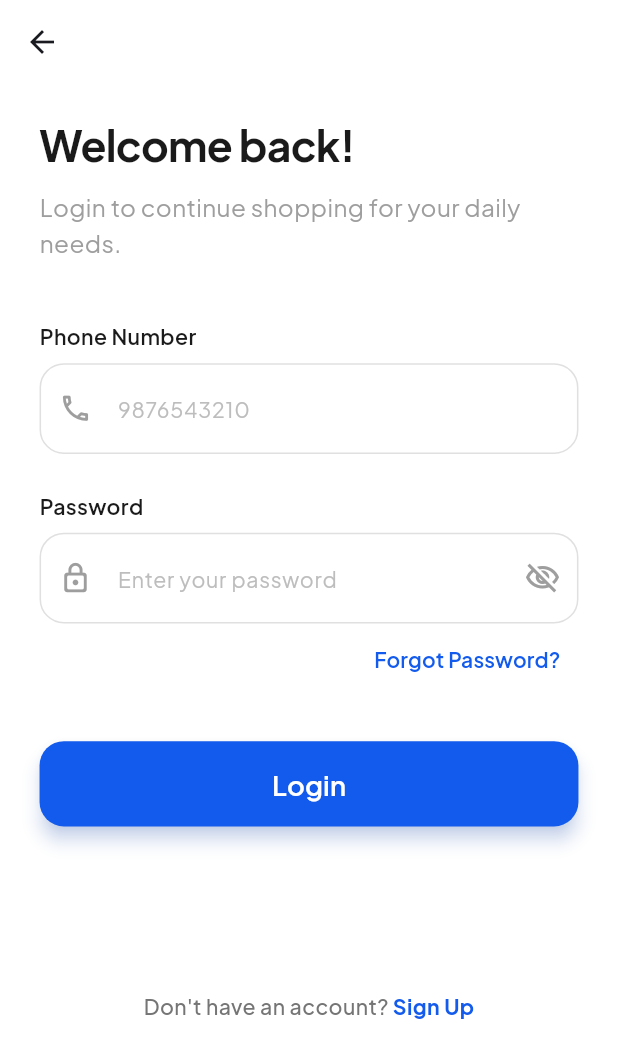
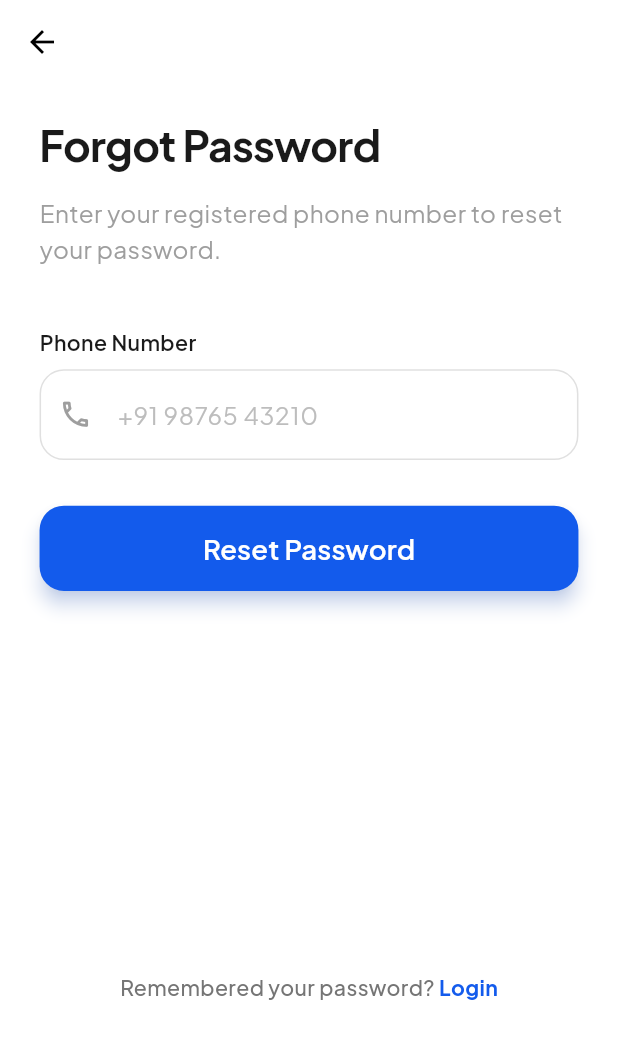
Before and after one commit to Kundalaryan/fresh_grocery, a Flutter app: the LoginScreen screen opened directly, after a tap on "Forgot Password?", on a phone screen of 412 x 824 dp. Shown: the top 1058 px of the screen. Run offline on Flutter 3.47's test engine with Material 3 defaults, Android fonts, the phone set to English and light mode, and no system bars; our stand-ins replace cached_network_image, dio, flutter_riverpod, flutter_screenutil, flutter_secure_storage, open_filex and 1 more; missing offline and left inert: flutter_displaymode; accounts and stored records are empty.

Commit message:
added new field for email and implimneted forgot password

```diff
--- a/lib/features/auth/models/signup_request.dart
+++ b/lib/features/auth/models/signup_request.dart
@@ -1,12 +1,14 @@
 class SignUpRequest {
   final String name;
   final String phone;
+  final String email; // 1. Add Email Field
   final String password;
   final String address;
 
   SignUpRequest({
     required this.name,
     required this.phone,
+    required this.email, // 2. Add to Constructor
     required this.password,
     required this.address,
   });
@@ -15,6 +17,7 @@ class SignUpRequest {
     return {
       'name': name,
       'phone': phone,
+      'email': email, // 3. Add to JSON
       'password': password,
       'address': address,
     };
--- /dev/null
+++ b/lib/features/auth/presentation/forgot_password_screen.dart
@@ -0,0 +1,221 @@
+import 'package:flutter/material.dart';
+import 'package:flutter_screenutil/flutter_screenutil.dart';
+import 'package:grocery_fresh/features/auth/presentation/reset_password_screen.dart';
+import '../../../core/constants/app_colors.dart';
+import '../data/auth_repository.dart';
+
+class ForgotPasswordScreen extends StatefulWidget {
+  const ForgotPasswordScreen({super.key});
+
+  @override
+  State<ForgotPasswordScreen> createState() => _ForgotPasswordScreenState();
+}
+
+class _ForgotPasswordScreenState extends State<ForgotPasswordScreen> {
+  final TextEditingController _phoneController = TextEditingController();
+  final GlobalKey<FormState> _formKey = GlobalKey<FormState>();
+  final AuthRepository _authRepo = AuthRepository();
+
+  bool _isLoading = false;
+
+  Future<void> _handleSendOtp() async {
+    if (!_formKey.currentState!.validate()) return;
+
+    setState(() => _isLoading = true);
+
+    // Call API
+    final response = await _authRepo.sendForgotPasswordOtp(_phoneController.text.trim());
+
+    setState(() => _isLoading = false);
+
+    if (!mounted) return;
+
+    if (response.success) {
+      // SUCCESS: Show Message
+      ScaffoldMessenger.of(context).showSnackBar(
+        SnackBar(
+          content: Text(response.message),
+          backgroundColor: Colors.green,
+        ),
+      );
+
+      Navigator.push(
+        context,
+        MaterialPageRoute(
+          builder: (_) => ResetPasswordScreen(phone: _phoneController.text.trim()),
+        ),
+      );
+
+    } else {
+      // ERROR
+      ScaffoldMessenger.of(context).showSnackBar(
+        SnackBar(
+          content: Text(response.message),
+          backgroundColor: Colors.red,
+        ),
+      );
+    }
+  }
+
+  @override
+  Widget build(BuildContext context) {
+    return Scaffold(
+      backgroundColor: Colors.white,
+      appBar: AppBar(
+        backgroundColor: Colors.white,
+        elevation: 0,
+        leading: IconButton(
+          icon: const Icon(Icons.arrow_back, color: Colors.black),
+          onPressed: () => Navigator.pop(context),
+        ),
+      ),
+      body: SafeArea(
+        child: SingleChildScrollView(
+          padding: EdgeInsets.symmetric(horizontal: 24.w),
+          child: Form(
+            key: _formKey,
+            child: Column(
+              crossAxisAlignment: CrossAxisAlignment.start,
+              children: [
+                SizedBox(height: 20.h),
+
+                // 1. HEADLINE
+                Text(
+                  "Forgot Password",
+                  style: TextStyle(
+                    fontSize: 28.sp,
+                    fontWeight: FontWeight.bold,
+                    color: AppColors.textBlack,
+                    letterSpacing: -0.5,
+                  ),
+                ),
+                SizedBox(height: 12.h),
+
+                // 2. SUBTITLE
+                Text(
+                  "Enter your registered phone number to reset your password.",
+                  style: TextStyle(
+                    fontSize: 16.sp,
+                    color: AppColors.textGrey,
+                    height: 1.5,
+                  ),
+                ),
+
+                SizedBox(height: 40.h),
+
+                // 3. PHONE INPUT
+                Text(
+                  "Phone Number",
+                  style: TextStyle(
+                    fontSize: 14.sp,
+                    fontWeight: FontWeight.w600,
+                    color: AppColors.textBlack,
+                  ),
+                ),
+                SizedBox(height: 8.h),
+                TextFormField(
+                  controller: _phoneController,
+                  keyboardType: TextInputType.phone,
+                  maxLength: 10,
+                  textInputAction: TextInputAction.done,
+                  style: TextStyle(fontSize: 16.sp),
+                  decoration: InputDecoration(
+                    hintText: "+91 98765 43210",
+                    hintStyle: TextStyle(color: Colors.grey[400], fontSize: 16.sp),
+                    prefixIcon: Icon(Icons.phone_outlined, color: Colors.grey[500], size: 22.sp),
+                    counterText: "", // Hide length counter
+                    filled: true,
+                    fillColor: Colors.white,
+                    contentPadding: EdgeInsets.all(18.r),
+                    enabledBorder: OutlineInputBorder(
+                      borderRadius: BorderRadius.circular(16.r),
+                      borderSide: BorderSide(color: Colors.grey.shade300),
+                    ),
+                    focusedBorder: OutlineInputBorder(
+                      borderRadius: BorderRadius.circular(16.r),
+                      borderSide: const BorderSide(color: AppColors.primary, width: 1.5),
+                    ),
+                    errorBorder: OutlineInputBorder(
+                      borderRadius: BorderRadius.circular(16.r),
+                      borderSide: const BorderSide(color: Colors.red),
+                    ),
+                    focusedErrorBorder: OutlineInputBorder(
+                      borderRadius: BorderRadius.circular(16.r),
+                      borderSide: const BorderSide(color: Colors.red),
+                    ),
+                  ),
+                  validator: (value) {
+                    if (value == null || value.isEmpty) return 'Phone is required';
+                    if (value.length != 10) return 'Phone must be 10 digits';
+                    if (!RegExp(r'^[0-9]+$').hasMatch(value)) return 'Enter valid numbers only';
+                    return null;
+                  },
+                ),
+
+                SizedBox(height: 30.h),
+
+                // 4. ACTION BUTTON
+                SizedBox(
+                  width: double.infinity,
+                  height: 56.h,
+                  child: ElevatedButton(
+                    onPressed: _isLoading ? null : _handleSendOtp,
+                    style: ElevatedButton.styleFrom(
+                      backgroundColor: AppColors.primary,
+                      shape: RoundedRectangleBorder(
+                        borderRadius: BorderRadius.circular(16.r),
+                      ),
+                      elevation: 5,
+                      shadowColor: AppColors.primary.withOpacity(0.4),
+                    ),
+                    child: _isLoading
+                        ? const CircularProgressIndicator(color: Colors.white)
+                        : Text(
+                      "Reset Password",
+                      style: TextStyle(
+                        fontSize: 18.sp,
+                        fontWeight: FontWeight.w600,
+                        color: Colors.white,
+                      ),
+                    ),
+                  ),
+                ),
+
+                SizedBox(height: 250.h), // Spacer to push bottom text down
+
+                // 5. FOOTER
+                Center(
+                  child: Wrap(
+                    crossAxisAlignment: WrapCrossAlignment.center,
+                    children: [
+                      Text(
+                        "Remembered your password? ",
+                        style: TextStyle(
+                          color: Colors.grey[600],
+                          fontWeight: FontWeight.w500,
+                          fontSize: 14.sp,
+                        ),
+                      ),
+                      GestureDetector(
+                        onTap: () => Navigator.pop(context), // Back to Login
+                        child: Text(
+                          "Login",
+                          style: TextStyle(
+                            color: AppColors.primary,
+                            fontWeight: FontWeight.bold,
+                            fontSize: 14.sp,
+                          ),
+                        ),
+                      ),
+                    ],
+                  ),
+                ),
+                SizedBox(height: 20.h),
+              ],
+            ),
+          ),
+        ),
+      ),
+    );
+  }
+}
--- a/lib/features/auth/presentation/login_screen.dart
+++ b/lib/features/auth/presentation/login_screen.dart
@@ -2,6 +2,7 @@ import 'package:flutter/material.dart';
 import '../../../core/constants/app_colors.dart';
 import '../data/auth_repository.dart';
 import '../models/login_request.dart';
+import 'forgot_password_screen.dart';
 import 'signup_screen.dart';
 import '../../home/presentation/home_screen.dart';
 import 'package:flutter_screenutil/flutter_screenutil.dart';
@@ -178,7 +179,13 @@ class _LoginScreenState extends State<LoginScreen> {
                 Align(
                   alignment: Alignment.centerRight,
                   child: TextButton(
-                    onPressed: () {},
+                    onPressed: () {
+                      // Navigate to Forgot Password Screen
+                      Navigator.push(
+                        context,
+                        MaterialPageRoute(builder: (context) => const ForgotPasswordScreen()),
+                      );
+                    },
                     child: const Text(
                       "Forgot Password?",
                       style: TextStyle(
```
Also changed, not shown: lib/features/auth/data/auth_repository.dart (+50 -0 lines), lib/features/auth/presentation/reset_password_screen.dart (added, +244 -0 lines), lib/features/auth/presentation/signup_screen.dart (+31 -17 lines).
